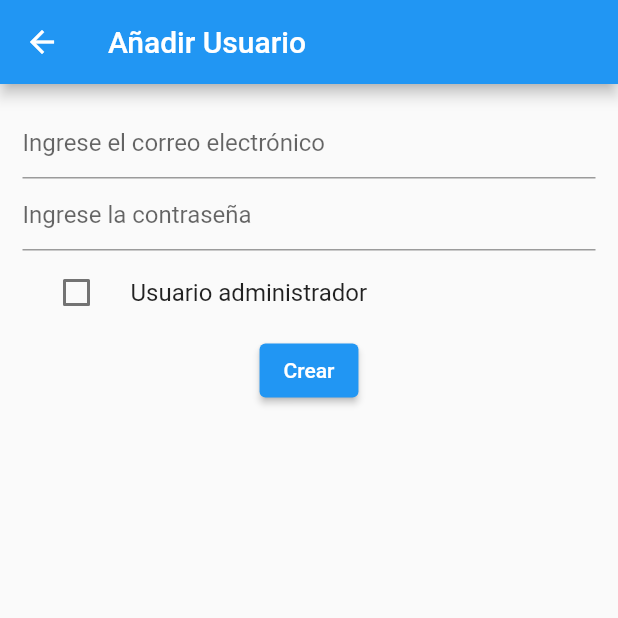
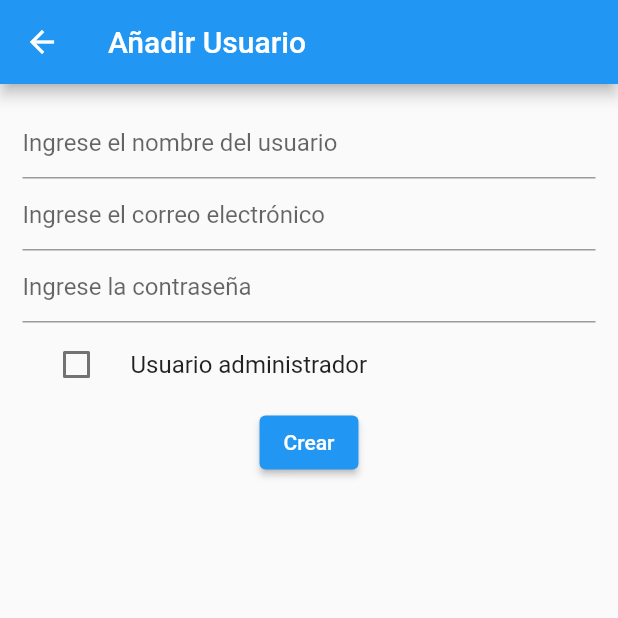
Before and after one commit to ArielC98/CyclistTracker, a Flutter app: the CreateNamePage screen opened by its route, after a tap on "Crear", on a phone screen of 412 x 824 dp, the top half of it. Run offline on Flutter 3.47's test engine with Material 2 defaults, Android fonts, the phone set to English and light mode, and no system bars; our stand-ins replace cloud_firestore, firebase_auth, firebase_core; accounts and stored records are empty; network calls fail.

Commit message:
creacion de usuarios con rol agregada

```diff
--- a/lib/main.dart
+++ b/lib/main.dart
@@ -6,7 +6,7 @@ import 'firebase_options.dart';
 
 //Paginas
 import 'pages/home_page.dart';
-import 'package:cyclist_tracker/pages/create_name_page.dart';
+import 'package:cyclist_tracker/pages/create_user_page.dart';
 import 'package:cyclist_tracker/pages/update_name_page.dart';
 
 void main() async {
--- a/lib/pages/create_name_page.dart
+++ b/lib/pages/create_user_page.dart
@@ -12,6 +12,7 @@ class CreateNamePage extends StatefulWidget {
 class _CreateNamePageState extends State<CreateNamePage> {
   TextEditingController userController = TextEditingController(text: "");
   TextEditingController passwordController = TextEditingController(text: "");
+  TextEditingController nameController = TextEditingController(text: "");
   FirebaseAuth auth = FirebaseAuth.instance;
   bool isChecked = false;
 
@@ -34,6 +35,12 @@ class _CreateNamePageState extends State<CreateNamePage> {
       body: Padding(
         padding: const EdgeInsets.all(15.0),
         child: Column(children: [
+          TextField(
+            controller: nameController,
+            decoration: const InputDecoration(
+              hintText: 'Ingrese el nombre del usuario',
+            ),
+          ),
           TextField(
             controller: userController,
             decoration: const InputDecoration(
@@ -66,8 +73,10 @@ class _CreateNamePageState extends State<CreateNamePage> {
                           email: userController.text,
                           password: passwordController.text)
                       .then((_) {
+                    createUser(nameController.text, isChecked);
                     showAlertDialog(
                         context, "Éxito", "Usuario creado exitosamente");
+                    nameController.text = "";
                     userController.text = "";
                     passwordController.text = "";
                   });
@@ -80,6 +89,7 @@ class _CreateNamePageState extends State<CreateNamePage> {
                         "El correo ingresado ya esta registrado");
                   }
                 } catch (e) {
+                  showAlertDialog(context, "Error", "Fallo en la conexión");
                   print(e);
                 }
               },
--- a/lib/services/firebase_service.dart
+++ b/lib/services/firebase_service.dart
@@ -21,8 +21,8 @@ Future<List> getUsers() async {
 }
 
 //Guardar el nombre de un usuario en la base de datos
-Future<void> createUser(String name) async {
-  await database.collection("usuarios").add({"name": name});
+Future<void> createUser(String name, bool isAdmin) async {
+  await database.collection("usuarios").add({"name": name,"isAdmin":isAdmin});
 }
 
 //Actualizar el nombre de un usuario en la base de datos
```
